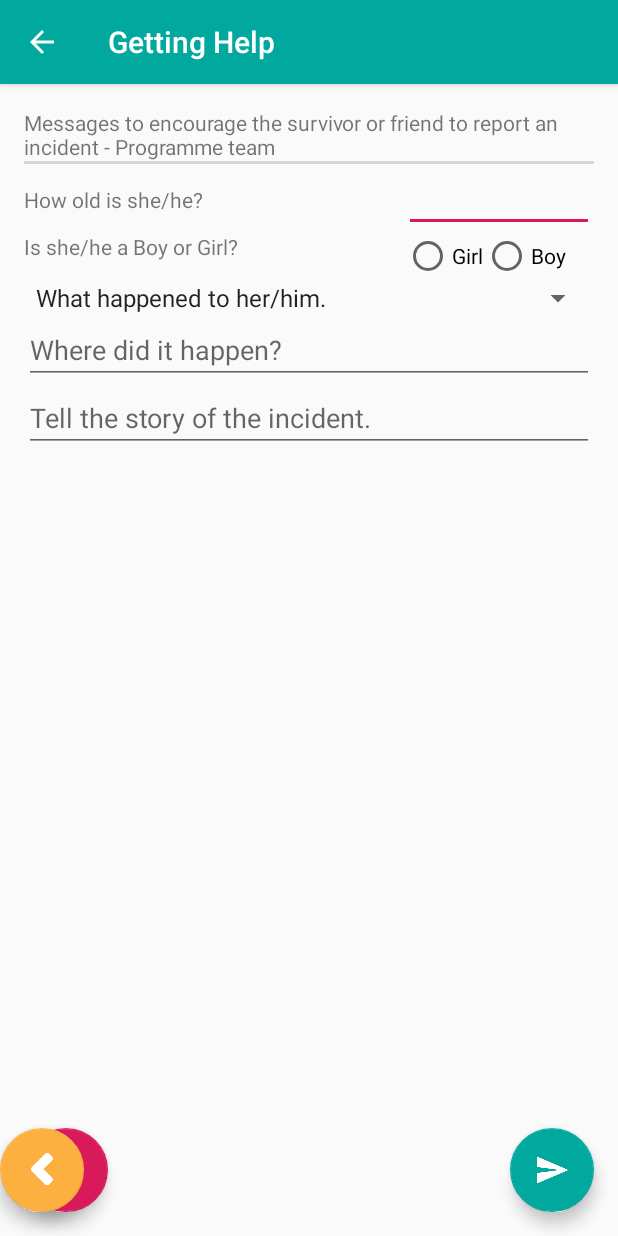
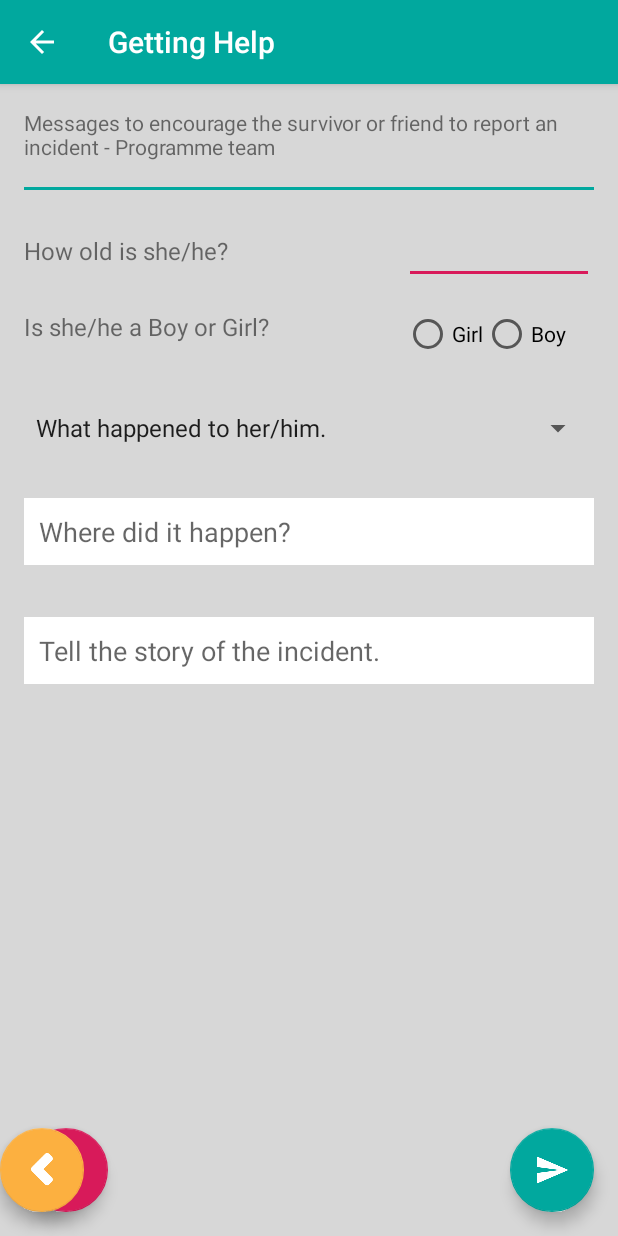
Before and after one commit to UNFPAInnovation/SafepalMobile2.0, an Android app: the AnotherPersonIncidentFormActivity screen opened directly, with no data from a screen before it, on a phone screen of 412 x 824 dp. Run offline under Robolectric (Android 15) with nearby library versions, the phone set to English and light mode, and no system bars.

Commit message:
-re-organized packages,\n-made anotherpersonincidentform fully functional that is receives data and submits to sqldb through the content provide , \n-proper feedback in both report activities, improved the UI alittle

```diff
--- a/Safepal/app/build.gradle
+++ b/Safepal/app/build.gradle
@@ -24,7 +24,7 @@ dependencies {
     testCompile 'junit:junit:4.12'
     compile 'com.android.support:appcompat-v7:23.4.0'
     compile 'com.android.support:design:23.4.0'
-    compile 'com.github.paolorotolo:appintro:4.0.0'
+    compile 'cn.aigestudio.wheelpicker:WheelPicker:1.1.2'
 
 
 
--- a/Safepal/app/src/main/java/com/unfpa/safepal/AnotherPersonIncidentFormActivity.java
+++ /dev/null
@@ -1,67 +0,0 @@
-package com.unfpa.safepal;
-
-import android.content.Intent;
-import android.os.Bundle;
-import android.support.design.widget.FloatingActionButton;
-import android.support.v7.app.AppCompatActivity;
-import android.support.v7.widget.Toolbar;
-import android.view.View;
-import android.widget.ArrayAdapter;
-import android.widget.Spinner;
-
-public class AnotherPersonIncidentFormActivity extends AppCompatActivity {
-
-    /**
-     * apif - Stands for "Another Person Incident Form"
-     * */
-
-    //Global Variables
-    Spinner apifIncidentTypeSpinner;
-    FloatingActionButton apifAbortAppFab, apifBackFab, apifNextFab;
-    @Override
-    protected void onCreate(Bundle savedInstanceState) {
-        super.onCreate(savedInstanceState);
-        setContentView(R.layout.activity_another_person_incident_form);
-
-        Toolbar apifToolbar = (Toolbar) findViewById(R.id.apif_toolbar);
-        //Abort fab of  who's getting help activity
-        apifAbortAppFab = (FloatingActionButton) findViewById(R.id.apif_abort_app_fab);
-        //Back fab of  who's getting help activity
-        apifBackFab = (FloatingActionButton) findViewById(R.id.apif_back_fab);
-
-        // choose incident type spinner
-        apifIncidentTypeSpinner = (Spinner) findViewById(R.id.apif_incident_type_spinner);
-
-
-        setSupportActionBar(apifToolbar);
-        getSupportActionBar().setDisplayHomeAsUpEnabled(true);
-
-        apifAbortAppFab.setOnClickListener(new View.OnClickListener() {
-            @Override
-            public void onClick(View v) {
-
-                moveTaskToBack(true);
-                android.os.Process.killProcess(android.os.Process.myPid());
-                System.exit(1);
-            }
-        });
-
-        apifBackFab.setOnClickListener(new View.OnClickListener() {
-            @Override
-            public void onClick(View v) {
-                startActivity(new Intent(getApplicationContext(), WhoSGettingHelpActivity.class));
-            }
-        });
-
-        // Create an ArrayAdapter using the string array and a default spinner layout
-        ArrayAdapter<CharSequence> apifIncidentTypeAdapter = ArrayAdapter.createFromResource(this,
-                R.array.apif_incident_type, android.R.layout.simple_spinner_item);
-        // Specify the layout to use when the list of choices appears
-        apifIncidentTypeAdapter.setDropDownViewResource(android.R.layout.simple_spinner_dropdown_item);
-        // Apply the apifIncidentTypeAdapter to the spinner
-        apifIncidentTypeSpinner.setAdapter(apifIncidentTypeAdapter);
-
-
-    }
-
-}
--- a/Safepal/app/src/main/java/com/unfpa/safepal/HomeActivity.java
+++ b/Safepal/app/src/main/java/com/unfpa/safepal/home/HomeActivity.java
@@ -1,14 +1,16 @@
-package com.unfpa.safepal;
+package com.unfpa.safepal.home;
 
 import android.content.Intent;
 import android.os.Bundle;
 import android.support.design.widget.FloatingActionButton;
-import android.support.design.widget.Snackbar;
 import android.support.v7.app.AppCompatActivity;
 import android.support.v7.widget.Toolbar;
 import android.view.Menu;
 import android.view.MenuItem;
 import android.view.View;
+
+import com.unfpa.safepal.R;
+import com.unfpa.safepal.report.WhoSGettingHelpActivity;
 
 public class HomeActivity extends AppCompatActivity {
 
--- /dev/null
+++ b/Safepal/app/src/main/java/com/unfpa/safepal/report/AnotherPersonIncidentFormActivity.java
@@ -0,0 +1,156 @@
+package com.unfpa.safepal.report;
+
+import android.content.ContentValues;
+import android.content.Intent;
+import android.net.Uri;
+import android.os.Bundle;
+import android.support.design.widget.FloatingActionButton;
+import android.support.design.widget.Snackbar;
+import android.support.v7.app.AppCompatActivity;
+import android.support.v7.widget.Toolbar;
+import android.view.View;
+import android.widget.ArrayAdapter;
+import android.widget.EditText;
+import android.widget.RadioButton;
+import android.widget.RadioGroup;
+import android.widget.Spinner;
+import android.widget.Toast;
+
+import com.unfpa.safepal.R;
+import com.unfpa.safepal.home.HomeActivity;
+import com.unfpa.safepal.store.ReportIncidentContentProvider;
+import com.unfpa.safepal.store.ReportIncidentTable;
+
+public class AnotherPersonIncidentFormActivity extends AppCompatActivity {
+
+    /**
+     * apif - Stands for "Another Person Incident Form"
+     * */
+
+    //Global Variables
+    FloatingActionButton apifAbortAppFab, apifBackFab, apifNextFab;
+
+    //Form variables
+    private RadioGroup apifGenderRG;
+    private RadioButton apifGenderRB;
+    private Spinner apifIncidentTypeSpinner;
+    private EditText apifIncidentLocationEt, apifIncidentDetailsEt;
+
+    //Content Providers
+    private Uri apifReportIncidentUri;
+    private Snackbar apifFeedbackSnackbar;
+
+    @Override
+    protected void onCreate(Bundle bundle) {
+        super.onCreate(bundle);
+        setContentView(R.layout.activity_another_person_incident_form);
+
+        Toolbar apifToolbar = (Toolbar) findViewById(R.id.apif_toolbar);
+        //Abort fab of  who's getting help activity
+        apifAbortAppFab = (FloatingActionButton) findViewById(R.id.apif_abort_app_fab);
+        //Back fab of  who's getting help activity
+        apifBackFab = (FloatingActionButton) findViewById(R.id.apif_back_fab);
+
+       /*** Form initialization **/
+        apifGenderRG=(RadioGroup)findViewById(R.id.apif_gender_rg);
+        apifIncidentTypeSpinner = (Spinner) findViewById(R.id.apif_incident_type_spinner);
+        apifIncidentLocationEt = (EditText)findViewById(R.id.apif_incident_location_et);
+        apifIncidentDetailsEt = (EditText)findViewById(R.id.apif_incident_details_rt);
+        apifReportIncidentUri = (bundle == null) ? null : (Uri) bundle
+                .getParcelable(ReportIncidentContentProvider.CONTENT_ITEM_TYPE);
+
+
+        setSupportActionBar(apifToolbar);
+        getSupportActionBar().setDisplayHomeAsUpEnabled(true);
+
+        apifAbortAppFab.setOnClickListener(new View.OnClickListener() {
+            @Override
+            public void onClick(View v) {
+
+                moveTaskToBack(true);
+                android.os.Process.killProcess(android.os.Process.myPid());
+                System.exit(1);
+            }
+        });
+
+        apifBackFab.setOnClickListener(new View.OnClickListener() {
+            @Override
+            public void onClick(View v) {
+                startActivity(new Intent(getApplicationContext(), WhoSGettingHelpActivity.class));
+            }
+        });
+
+        // Create an ArrayAdapter using the string array and a default spinner layout
+        ArrayAdapter<CharSequence> apifIncidentTypeAdapter = ArrayAdapter.createFromResource(this,
+                R.array.apif_incident_type, android.R.layout.simple_spinner_item);
+        // Specify the layout to use when the list of choices appears
+        apifIncidentTypeAdapter.setDropDownViewResource(android.R.layout.simple_spinner_dropdown_item);
+        // Apply the apifIncidentTypeAdapter to the spinner
+        apifIncidentTypeSpinner.setAdapter(apifIncidentTypeAdapter);
+    }
+
+    public void onClickAddIncidentApif(View view){
+        int apifGenderRBId = apifGenderRG.getCheckedRadioButtonId();
+
+        //checks if gender radio group isn't selected;
+        if(apifGenderRBId==-1){
+            //feedback to developer
+            apifFeedbackSnackbar = Snackbar.make(view,"Tell us your gender please!!!",Snackbar.LENGTH_LONG);
+            apifFeedbackSnackbar.show();
+            return;
+        }
+        View apifGenderRBView = apifGenderRG.findViewById(apifGenderRBId);
+        int idx = apifGenderRG.indexOfChild(apifGenderRBView);
+        apifGenderRB = (RadioButton) apifGenderRG.getChildAt(idx);
+        //end check of radio group
+
+        String apifReportedBy = getIntent().getStringExtra("relationshipToSurvivor");
+        String apifSurvivorAge = "20";
+        String apifSurvivorGender = (String)apifGenderRB.getText();
+        String apifIncidentType =(String)apifIncidentTypeSpinner.getSelectedItem();
+        String apifIncidentLocation = apifIncidentLocationEt.getText().toString();
+        String apifIncidentStory = apifIncidentDetailsEt.getText().toString();;
+        String apifUniqueIdentifier = "test_uid";;
+
+        if (apifIncidentTypeSpinner.getSelectedItemPosition() <= 0) {
+            apifFeedbackSnackbar = Snackbar.make(view,"Choose what happened to him or her.",Snackbar.LENGTH_LONG);
+            apifFeedbackSnackbar.show();
+            return;
+        }
+
+            if (apifIncidentLocationEt.length() == 0 && apifIncidentDetailsEt.length() == 0) {
+            //feedback to developer
+            apifFeedbackSnackbar = Snackbar.make(view, "Story or location is not filled", Snackbar.LENGTH_LONG);
+            apifFeedbackSnackbar.show();
+            return;
+        }
+
+        ContentValues values = new ContentValues();
+        values.put(ReportIncidentTable.COLUMN_REPORTED_BY, apifReportedBy);
+        values.put(ReportIncidentTable.COLUMN_SURVIVOR_DATE_OF_BIRTH, apifSurvivorAge);
+        values.put(ReportIncidentTable.COLUMN_SURVIVOR_GENDER, apifSurvivorGender);
+        values.put(ReportIncidentTable.COLUMN_INCIDENT_TYPE, apifIncidentType);
+        values.put(ReportIncidentTable.COLUMN_INCIDENT_LOCATION, apifIncidentLocation);
+        values.put(ReportIncidentTable.COLUMN_INCIDENT_STORY, apifIncidentStory);
+        values.put(ReportIncidentTable.COLUMN_UNIQUE_IDENTIFIER, apifUniqueIdentifier );
+
+        if (apifReportIncidentUri == null) {
+            // New reported incident
+            apifReportIncidentUri = getContentResolver().insert(
+                    ReportIncidentContentProvider.CONTENT_URI, values);
+            startActivity(new Intent(getApplicationContext(),HomeActivity.class));
+            //feedback to developer
+            Toast.makeText(getBaseContext(),
+                    apifReportIncidentUri.toString() + " success\n"+ apifReportedBy, Toast.LENGTH_LONG).show();
+
+
+        } else {
+            // Update reported incident
+            getContentResolver().update(apifReportIncidentUri, values, null, null);
+        }
+
+
+
+    }
+
+}
--- a/Safepal/app/src/main/res/layout/activity_another_person_incident_form.xml
+++ b/Safepal/app/src/main/res/layout/activity_another_person_incident_form.xml
@@ -5,7 +5,7 @@
     android:layout_width="match_parent"
     android:layout_height="match_parent"
     android:fitsSystemWindows="true"
-    tools:context="com.unfpa.safepal.AnotherPersonIncidentFormActivity">
+    tools:context=".report.AnotherPersonIncidentFormActivity">
     <android.support.design.widget.AppBarLayout
         android:layout_width="match_parent"
         android:layout_height="wrap_content"
@@ -38,11 +38,12 @@
         android:src="@drawable/ic_chevron_left_white_48dp"
         app:backgroundTint="@color/colorOrange"/>
     <android.support.design.widget.FloatingActionButton
-        android:id="@+id/apif_next_fab"
+        android:id="@+id/apif_submit_fab"
         android:layout_width="wrap_content"
         android:layout_height="wrap_content"
         android:layout_gravity="bottom|end"
         android:layout_margin="@dimen/fab_margin"
         android:src="@drawable/ic_send_white_48dp"
+        android:onClick="onClickAddIncidentApif"
         app:backgroundTint="@color/colorPrimary"/>
 </android.support.design.widget.CoordinatorLayout>
--- a/Safepal/app/src/main/res/layout/activity_home.xml
+++ b/Safepal/app/src/main/res/layout/activity_home.xml
@@ -5,7 +5,7 @@
     android:layout_width="match_parent"
     android:layout_height="match_parent"
     android:fitsSystemWindows="true"
-    tools:context="com.unfpa.safepal.HomeActivity">
+    tools:context=".home.HomeActivity">
 
     <android.support.design.widget.AppBarLayout
         android:layout_width="match_parent"
--- a/Safepal/app/src/main/res/layout/activity_survivor_incident_form.xml
+++ b/Safepal/app/src/main/res/layout/activity_survivor_incident_form.xml
@@ -8,7 +8,7 @@
     android:layout_width="match_parent"
     android:layout_height="match_parent"
     android:fitsSystemWindows="true"
-    tools:context="com.unfpa.safepal.SurvivorIncidentFormActivity">
+    tools:context=".report.SurvivorIncidentFormActivity">
 
     <android.support.design.widget.AppBarLayout
         android:layout_width="match_parent"
@@ -48,6 +48,6 @@
         android:layout_gravity="bottom|end"
         android:layout_margin="@dimen/fab_margin"
         android:src="@drawable/ic_send_white_48dp"
-        android:onClick="onClickAddIncident"
+        android:onClick="onClickAddIncidentSurvivor"
         app:backgroundTint="@color/colorPrimary"/>
 </android.support.design.widget.CoordinatorLayout>
--- a/Safepal/app/src/main/res/layout/activity_who_s_getting_help.xml
+++ b/Safepal/app/src/main/res/layout/activity_who_s_getting_help.xml
@@ -6,7 +6,7 @@
     android:layout_width="match_parent"
     android:layout_height="match_parent"
     android:fitsSystemWindows="true"
-    tools:context="com.unfpa.safepal.WhoSGettingHelpActivity">
+    tools:context=".report.WhoSGettingHelpActivity">
 
     <android.support.design.widget.AppBarLayout
         android:layout_width="match_parent"
--- a/Safepal/app/src/main/res/layout/content_another_person_incident_form.xml
+++ b/Safepal/app/src/main/res/layout/content_another_person_incident_form.xml
@@ -9,8 +9,10 @@
     android:paddingRight="@dimen/activity_horizontal_margin"
     android:paddingTop="@dimen/activity_vertical_margin"
     app:layout_behavior="@string/appbar_scrolling_view_behavior"
-    tools:context="com.unfpa.safepal.AnotherPersonIncidentFormActivity"
-    tools:showIn="@layout/activity_another_person_incident_form">
+    tools:context=".report.SurvivorIncidentFormActivity"
+    android:background="@color/colorGrey"
+    tools:showIn="@layout/activity_survivor_incident_form">
+
     <TextView
         android:id="@+id/apif_ecouraging_messages_tv"
         android:layout_alignParentTop="true"
@@ -23,7 +25,9 @@
         android:layout_below="@+id/apif_ecouraging_messages_tv"
         android:layout_width="match_parent"
         android:layout_height= "2dp"
-        android:background="@color/colorGrey" />
+        android:layout_marginBottom="@dimen/sif_et_margin_bottom"
+        android:layout_marginTop="@dimen/sif_et_margin_top"
+        android:background="@color/colorPrimary" />
     <LinearLayout
         android:id="@+id/apif_age_linear_layout"
         android:layout_below="@+id/apif_horizotal_line"
@@ -35,14 +39,14 @@
             android:layout_width="0dp"
             android:layout_height="wrap_content"
             android:layout_weight="2"
-            android:text="@string/apif_survivor_age"/>
+            android:text="@string/apif_survivor_age"
+            android:textSize="16dp"/>
         <EditText
+            android:id="@+id/apif_date_of_birth_wheel_picker"
             android:layout_width="0dp"
             android:layout_height="wrap_content"
-            android:layout_weight="1">
-
-        </EditText>
-
+            android:layout_weight="1"
+            />
     </LinearLayout>
 
     <LinearLayout
@@ -50,26 +54,29 @@
         android:layout_below="@+id/apif_age_linear_layout"
         android:layout_width="match_parent"
         android:layout_height="wrap_content"
+        android:layout_marginTop="@dimen/sif_et_margin_top"
+        android:layout_marginBottom="@dimen/sif_et_margin_bottom"
         android:orientation="horizontal">
         <TextView
             android:id="@+id/apif_gender_tv"
             android:layout_width="0dp"
             android:layout_height="wrap_content"
             android:layout_weight="2"
-            android:text="@string/apif_survivor_gender"/>
+            android:text="@string/apif_survivor_gender"
+            android:textSize="16dp"/>
         <RadioGroup
-            android:id="@+id/apif_gender_radio_group"
+            android:id="@+id/apif_gender_rg"
             android:layout_width="0dp"
             android:layout_height="wrap_content"
             android:layout_weight="1"
             android:orientation="horizontal">
             <RadioButton
-                android:id="@+id/apif_gender_girl"
+                android:id="@+id/apif_gender_girl_rb"
                 android:layout_width="wrap_content"
                 android:layout_height="wrap_content"
                 android:text="@string/apif_female"/>
             <RadioButton
-                android:id="@+id/apif_gender_boy"
+                android:id="@+id/apif_gender_boy_rb"
                 android:layout_width="wrap_content"
                 android:layout_height="wrap_content"
                 android:text="@string/apif_male"/>
@@ -80,20 +87,33 @@
         android:id="@+id/apif_incident_type_spinner"
         android:layout_below="@+id/apif_gender_linear_layout"
         android:layout_width="match_parent"
-        android:layout_height="wrap_content">
+        android:layout_height="wrap_content"
+        android:layout_marginTop="@dimen/sif_et_margin_top"
+        android:layout_marginBottom="@dimen/sif_et_margin_bottom">
 
     </Spinner>
     <EditText
-        android:id="@+id/apif_incident_location"
+        android:id="@+id/apif_incident_location_et"
         android:layout_below="@+id/apif_incident_type_spinner"
         android:layout_width="match_parent"
         android:layout_height="wrap_content"
+        android:layout_marginTop="@dimen/sif_et_margin_top"
+        android:layout_marginBottom="@dimen/sif_et_margin_bottom"
+        android:padding="@dimen/sif_et_padding_top"
+        android:background="@color/colorWhite"
         android:hint="@string/apif_incident_location"/>
     <EditText
-        android:id="@+id/apif_incident_details"
-        android:layout_below="@+id/apif_incident_location"
+        android:id="@+id/apif_incident_details_rt"
+        android:layout_below="@+id/apif_incident_location_et"
         android:layout_width="match_parent"
         android:layout_height="wrap_content"
-        android:hint="@string/apif_incident_details"/>
+        android:layout_marginTop="@dimen/sif_et_margin_top"
+        android:layout_marginBottom="@dimen/sif_et_margin_bottom"
+        android:padding="@dimen/sif_et_padding_top"
+        android:hint="@string/apif_incident_details"
+        android:inputType="text|textMultiLine"
+        android:maxLines="3"
+        android:background="@color/colorWhite"
+        />
 
 </RelativeLayout>
--- a/Safepal/app/src/main/res/layout/content_home.xml
+++ b/Safepal/app/src/main/res/layout/content_home.xml
@@ -9,7 +9,7 @@
     android:paddingRight="@dimen/activity_horizontal_margin"
     android:paddingTop="@dimen/activity_vertical_margin"
     app:layout_behavior="@string/appbar_scrolling_view_behavior"
-    tools:context="com.unfpa.safepal.HomeActivity"
+    tools:context=".home.HomeActivity"
     tools:showIn="@layout/activity_home">
 
 </RelativeLayout>
--- a/Safepal/app/src/main/res/layout/content_survivor_incident_form.xml
+++ b/Safepal/app/src/main/res/layout/content_survivor_incident_form.xml
@@ -9,7 +9,7 @@
     android:paddingRight="@dimen/activity_horizontal_margin"
     android:paddingTop="@dimen/activity_vertical_margin"
     app:layout_behavior="@string/appbar_scrolling_view_behavior"
-    tools:context="com.unfpa.safepal.SurvivorIncidentFormActivity"
+    tools:context=".report.SurvivorIncidentFormActivity"
     android:background="@color/colorGrey"
     tools:showIn="@layout/activity_survivor_incident_form">
 
--- a/Safepal/app/src/main/res/layout/content_who_sgetting_help.xml
+++ b/Safepal/app/src/main/res/layout/content_who_sgetting_help.xml
@@ -9,7 +9,7 @@
     android:paddingRight="@dimen/activity_horizontal_margin"
     android:paddingTop="@dimen/activity_vertical_margin"
     app:layout_behavior="@string/appbar_scrolling_view_behavior"
-    tools:context="com.unfpa.safepal.WhoSGettingHelpActivity"
+    tools:context=".report.WhoSGettingHelpActivity"
     tools:showIn="@layout/activity_who_s_getting_help">
 
     <TextView
--- a/Safepal/app/src/main/res/menu/menu_home.xml
+++ b/Safepal/app/src/main/res/menu/menu_home.xml
@@ -1,7 +1,7 @@
 <menu xmlns:android="http://schemas.android.com/apk/res/android"
     xmlns:app="http://schemas.android.com/apk/res-auto"
     xmlns:tools="http://schemas.android.com/tools"
-    tools:context="com.unfpa.safepal.WhoSGettingHelpActivity">
+    tools:context=".report.WhoSGettingHelpActivity">
     <item
         android:id="@+id/menu_home_help"
         android:orderInCategory="100"
--- a/Safepal/app/src/main/res/menu/menu_who_sgetting_help.xml
+++ b/Safepal/app/src/main/res/menu/menu_who_sgetting_help.xml
@@ -1,7 +1,7 @@
 <menu xmlns:android="http://schemas.android.com/apk/res/android"
     xmlns:app="http://schemas.android.com/apk/res-auto"
     xmlns:tools="http://schemas.android.com/tools"
-    tools:context="com.unfpa.safepal.WhoSGettingHelpActivity">
+    tools:context=".report.WhoSGettingHelpActivity">
     <item
         android:id="@+id/action_settings"
         android:orderInCategory="100"
```
Also changed, not shown: Safepal/app/src/main/AndroidManifest.xml (+28 -34 lines), Safepal/app/src/main/java/com/unfpa/safepal/report/SurvivorIncidentFormActivity.java (renamed from Safepal/app/src/main/java/com/unfpa/safepal/SurvivorIncidentFormActivity.java, +20 -10 lines), Safepal/app/src/main/java/com/unfpa/safepal/report/WhoSGettingHelpActivity.java (renamed from Safepal/app/src/main/java/com/unfpa/safepal/WhoSGettingHelpActivity.java, +19 -4 lines).
